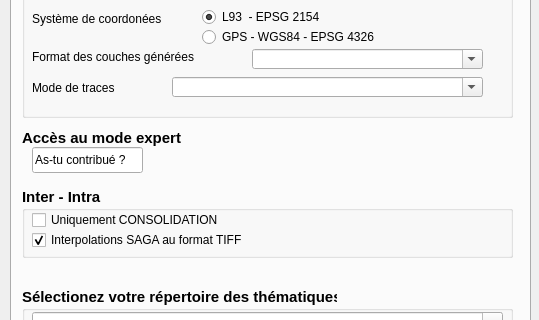
Before: the Qt Designer form Physiocap3_dialog_base.ui in jhemmi/Physiocap3, drawn with Qt 5; both pictures show x 0 to 539 and y 99 to 419 of the 539 by 719 pixel window.
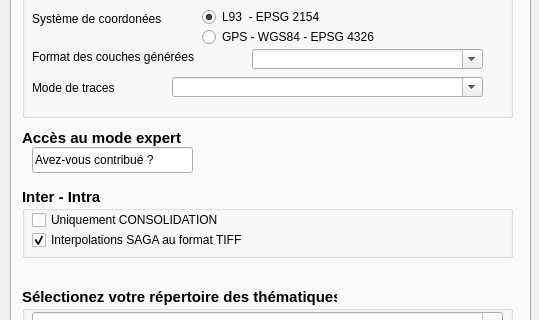
After: the same form once the commit is applied. The open tabs and pages were chosen to show the change.

Patch:
```diff
--- a/Physiocap3_dialog_base.ui
+++ b/Physiocap3_dialog_base.ui
@@ -4555,7 +4555,7 @@
       <rect>
        <x>20</x>
        <y>210</y>
-       <width>111</width>
+       <width>161</width>
        <height>26</height>
       </rect>
      </property>
@@ -4572,7 +4572,7 @@
       <set>Qt::ImhDialableCharactersOnly</set>
      </property>
      <property name="text">
-      <string>As-tu contribué ?</string>
+      <string>Avez-vous contribué ?</string>
      </property>
      <property name="maxLength">
       <number>50</number>
```
Left out of the diff: 5 changed lines with no effect on the pictures.
